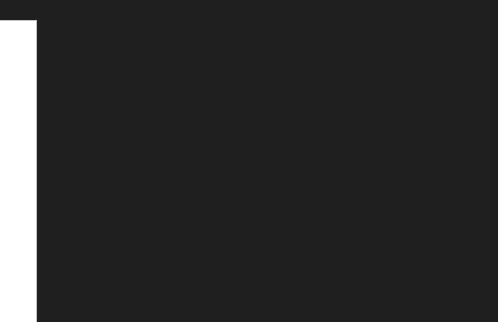
The window that mainwindow.ui (jowjow22/computer-graphics-project) describes before a commit, drawn with Qt 5; both pictures show x 514 to 1012 and y 0 to 322 of the 1012 by 550 pixel window.
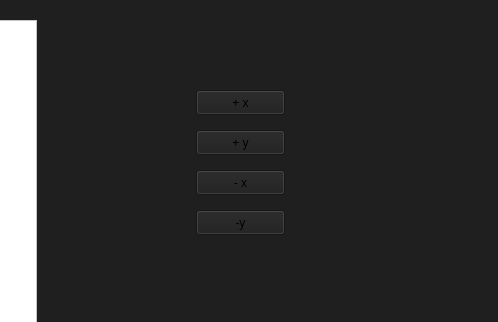
The same window after the commit. Custom widgets are drawn as their Qt base class.

Commit message: create: add functions that made the buttons work

Patch:
```diff
--- a/mainwindow.ui
+++ b/mainwindow.ui
@@ -36,6 +36,58 @@
      <enum>QFrame::Raised</enum>
     </property>
    </widget>
+   <widget class="QPushButton" name="pushButton">
+    <property name="geometry">
+     <rect>
+      <x>710</x>
+      <y>90</y>
+      <width>89</width>
+      <height>25</height>
+     </rect>
+    </property>
+    <property name="text">
+     <string>+ x</string>
+    </property>
+   </widget>
+   <widget class="QPushButton" name="pushButton_2">
+    <property name="geometry">
+     <rect>
+      <x>710</x>
+      <y>130</y>
+      <width>89</width>
+      <height>25</height>
+     </rect>
+    </property>
+    <property name="text">
+     <string>+ y</string>
+    </property>
+   </widget>
+   <widget class="QPushButton" name="pushButton_3">
+    <property name="geometry">
+     <rect>
+      <x>710</x>
+      <y>170</y>
+      <width>89</width>
+      <height>25</height>
+     </rect>
+    </property>
+    <property name="text">
+     <string>- x</string>
+    </property>
+   </widget>
+   <widget class="QPushButton" name="pushButton_4">
+    <property name="geometry">
+     <rect>
+      <x>710</x>
+      <y>210</y>
+      <width>89</width>
+      <height>25</height>
+     </rect>
+    </property>
+    <property name="text">
+     <string>-y</string>
+    </property>
+   </widget>
   </widget>
   <widget class="QMenuBar" name="menubar">
    <property name="geometry">
```
Left out of the diff: 79 changed lines with no effect on the pictures. The commit also changes 3 other files.
